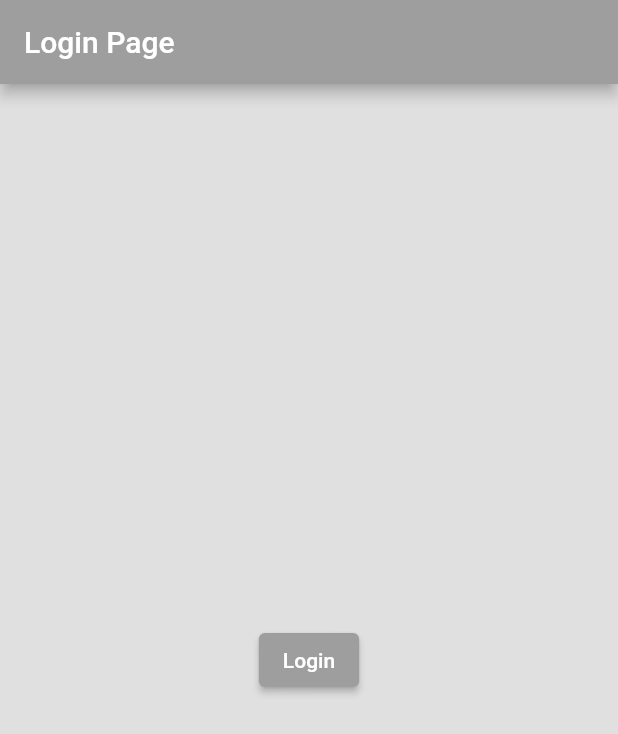
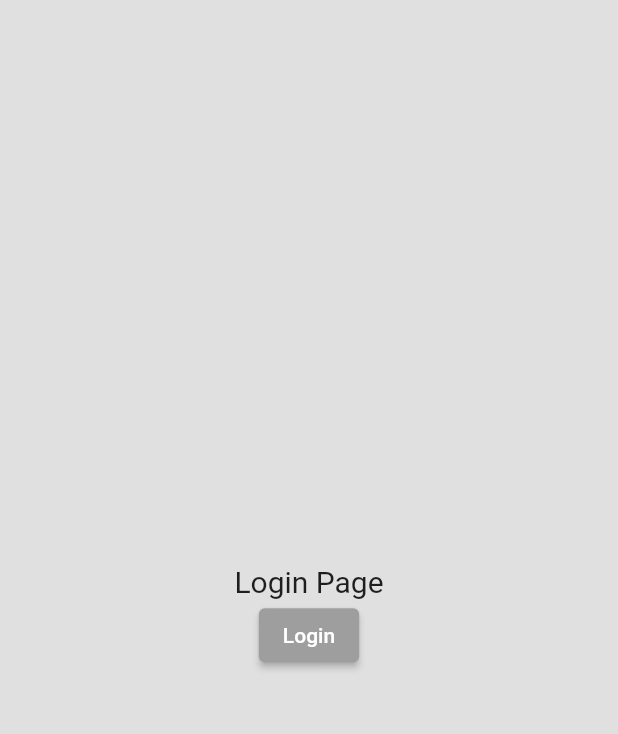
Before and after one commit to BathulaNikhil/restaurant_app, a Flutter app: the screen it shows after launch, on a phone screen of 412 x 824 dp. Shown: the top 734 px of the screen. Run offline on Flutter 3.47's test engine with Material 2 defaults, Android fonts, the phone set to English and light mode, and no system bars.

Commit message:
added reuseable components

```diff
--- a/lib/components/Button.dart
+++ b/lib/components/my_button.dart
@@ -1,10 +1,10 @@
 import 'package:flutter/material.dart';
 
-class Button extends StatelessWidget {
+class MyButton extends StatelessWidget {
   final String text;
   final Function() onTap;
 
-  const Button({Key? key, required this.text, required this.onTap})
+  const MyButton({Key? key, required this.text, required this.onTap})
       : super(key: key);
 
   @override
--- a/lib/pages/login_ page.dart
+++ b/lib/pages/login_ page.dart
@@ -7,15 +7,21 @@ class LoginPage extends StatelessWidget {
   Widget build(BuildContext context) {
     return Scaffold(
       backgroundColor: Theme.of(context).colorScheme.background,
-      appBar: AppBar(
-        title: const Text('Login Page'),
-      ),
       body: Center(
-        child: ElevatedButton(
-          onPressed: () {
-            Navigator.pushNamed(context, '/home');
-          },
-          child: const Text('Login'),
+        child: Column(
+          mainAxisAlignment: MainAxisAlignment.center,
+          children: <Widget>[
+            const Text(
+              'Login Page',
+              style: TextStyle(fontSize: 20),
+            ),
+            ElevatedButton(
+              onPressed: () {
+                Navigator.pushNamed(context, '/home');
+              },
+              child: const Text('Login'),
+            ),
+          ],
         ),
       ),
     );
```
Also changed, not shown: lib/components/my_current_location.dart (added, +19 -0 lines), lib/components/my_drawer.dart (added, +26 -0 lines), lib/components/my_drawer_title.dart (added, +23 -0 lines), lib/components/my_siliver_app.dart (added, +35 -0 lines).
